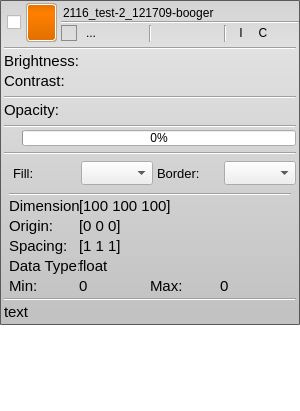
Qt form src/Interface/AppInterface/LayerWidget.ui (SCIInstitute/Seg3D) before a commit.
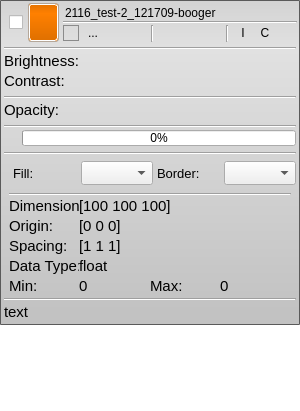
The same form after that commit. Icons and pictures are not drawn.

Commit message: fixed problem with deleting and unlocking layers at the end of basefilter (threading problem); added new distancemap filter; cleaned up the layer widget a bit more; generated anew set of default colors; enabled zlib library name mangling for gdcm

Diff of the .ui file:
```diff
--- a/src/Interface/AppInterface/LayerWidget.ui
+++ b/src/Interface/AppInterface/LayerWidget.ui
@@ -127,7 +127,16 @@
          <property name="spacing">
           <number>0</number>
          </property>
-         <property name="margin">
+         <property name="leftMargin">
+          <number>3</number>
+         </property>
+         <property name="topMargin">
+          <number>1</number>
+         </property>
+         <property name="rightMargin">
+          <number>3</number>
+         </property>
+         <property name="bottomMargin">
           <number>1</number>
          </property>
          <item>
```
The commit also changes 13 other files.
